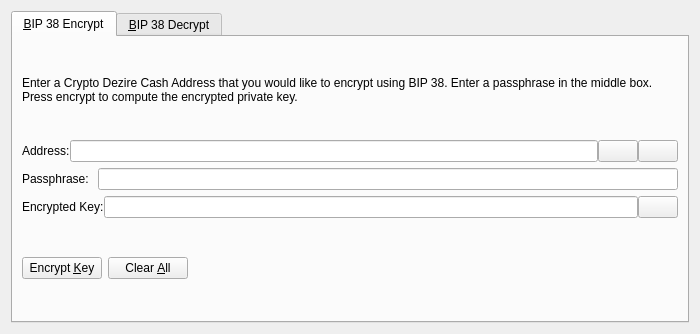
First picture: the form in src/qt/forms/bip38tooldialog.ui, repository laurobeleche/CryptoDezireCash, before the edit.
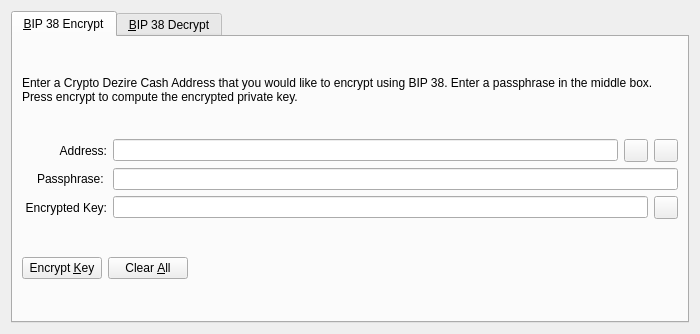
Second picture: the form after the edit. The open tabs and pages were chosen to show the change. Icons and pictures are not drawn. Custom widgets are drawn as their Qt base class.

```diff
--- a/src/qt/forms/bip38tooldialog.ui
+++ b/src/qt/forms/bip38tooldialog.ui
@@ -42,11 +42,17 @@
        </item>
        <item>
         <layout class="QHBoxLayout" name="horizontalLayout_1_ENC">
-         <property name="spacing">
-          <number>0</number>
-         </property>
          <item>
           <widget class="QLabel" name="label_5">
+           <property name="alignment">
+            <set>Qt::AlignRight|Qt::AlignTrailing|Qt::AlignVCenter</set>
+           </property>
+           <property name="minimumSize">
+            <size>
+             <width>85</width>
+             <height>0</height>
+            </size>
+           </property>
            <property name="text">
             <string>Address:</string>
            </property>
@@ -60,7 +66,7 @@
           </widget>
          </item>
          <item>
-          <widget class="QPushButton" name="addressBookButton_ENC">
+          <widget class="QToolButton" name="addressBookButton_ENC">
            <property name="toolTip">
             <string>Choose previously used address</string>
            </property>
@@ -74,13 +80,10 @@
            <property name="shortcut">
             <string>Alt+A</string>
            </property>
-           <property name="autoDefault">
-            <bool>false</bool>
-           </property>
           </widget>
          </item>
          <item>
-          <widget class="QPushButton" name="pasteButton_ENC">
+          <widget class="QToolButton" name="pasteButton_ENC">
            <property name="toolTip">
             <string>Paste address from clipboard</string>
            </property>
@@ -94,9 +97,6 @@
            <property name="shortcut">
             <string>Alt+P</string>
            </property>
-           <property name="autoDefault">
-            <bool>false</bool>
-           </property>
           </widget>
          </item>
         </layout>
@@ -105,6 +105,15 @@
         <layout class="QHBoxLayout" name="horizontalLayout_5">
          <item>
           <widget class="QLabel" name="label_6">
+           <property name="alignment">
+            <set>Qt::AlignRight|Qt::AlignTrailing|Qt::AlignVCenter</set>
+           </property>
+           <property name="minimumSize">
+            <size>
+             <width>85</width>
+             <height>0</height>
+            </size>
+           </property>
            <property name="text">
             <string>Passphrase: </string>
            </property>
@@ -121,11 +130,17 @@
        </item>
        <item>
         <layout class="QHBoxLayout" name="horizontalLayout_2_ENC">
-         <property name="spacing">
-          <number>0</number>
-         </property>
          <item>
           <widget class="QLabel" name="encryptedKeyLabel_ENC">
+           <property name="alignment">
+            <set>Qt::AlignRight|Qt::AlignTrailing|Qt::AlignVCenter</set>
+           </property>
+           <property name="minimumSize">
+            <size>
+             <width>85</width>
+             <height>0</height>
+            </size>
+           </property>
            <property name="text">
             <string>Encrypted Key:</string>
            </property>
@@ -147,7 +162,7 @@
           </widget>
          </item>
          <item>
-          <widget class="QPushButton" name="copyKeyButton_ENC">
+          <widget class="QToolButton" name="copyKeyButton_ENC">
            <property name="toolTip">
             <string>Copy the current signature to the system clipboard</string>
            </property>
@@ -158,9 +173,6 @@
             <iconset resource="../cryptodezirecash.qrc">
              <normaloff>:/icons/editcopy</normaloff>:/icons/editcopy</iconset>
            </property>
-           <property name="autoDefault">
-            <bool>false</bool>
-           </property>
           </widget>
          </item>
         </layout>
```
Left out of the diff: 50 changed lines with no effect on the pictures.
